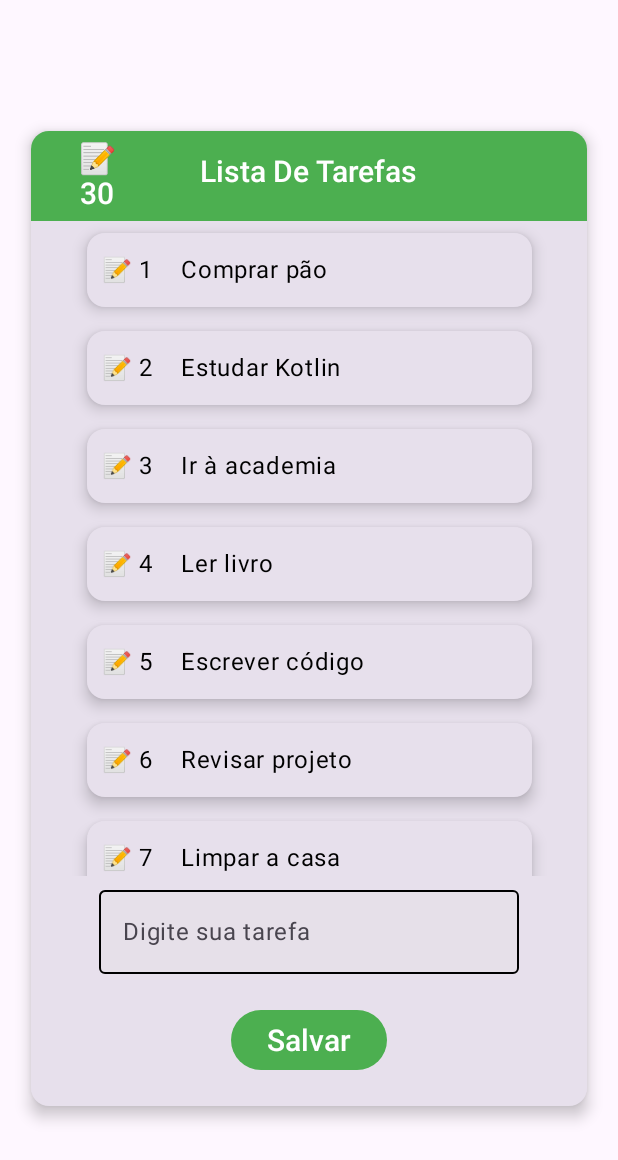
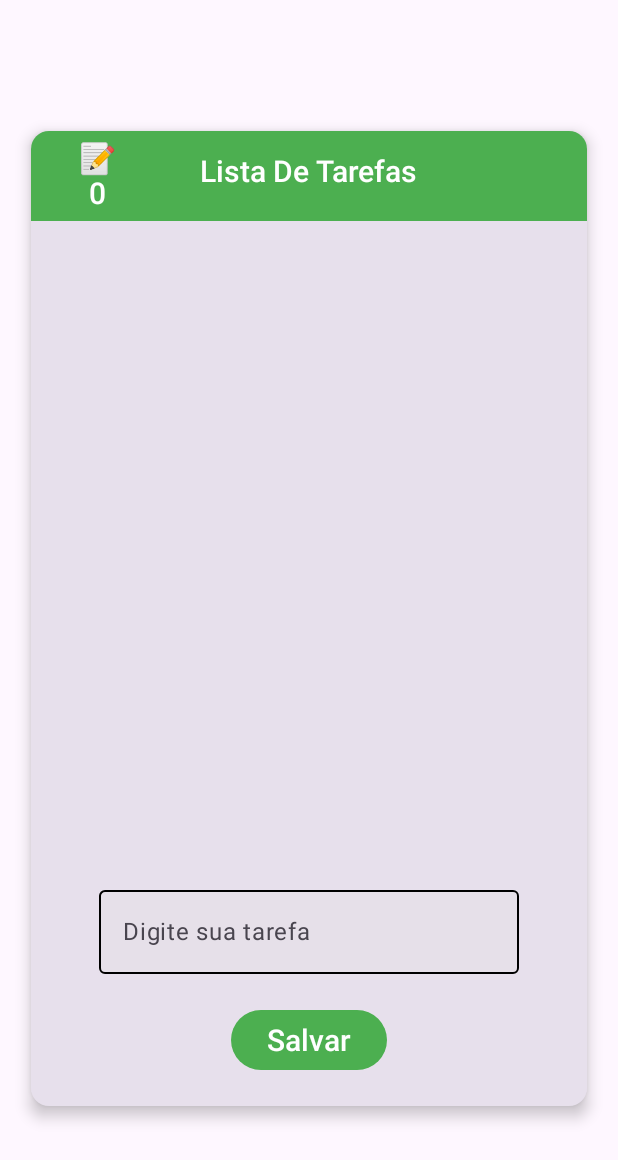
Before and after one commit to MaiconMJS/lista-de-tarefas-android, an Android app built with Jetpack Compose: the screen it shows after launch (HomeActivity), on a phone screen of 412 x 824 dp. Shown: the top 1160 px of the screen. Run offline under Robolectric (Android 15) with nearby library versions, the phone set to English and light mode, and no system bars.

Commit message:
Botão de edição modificado

```diff
--- a/app/src/main/java/com/newoverride/listadetarefas/hooks/TaskHook.kt
+++ b/app/src/main/java/com/newoverride/listadetarefas/hooks/TaskHook.kt
@@ -28,11 +28,13 @@ import kotlinx.coroutines.launch
 fun taskHook(): TaskHookModel {
     val focusManager = LocalFocusManager.current
     val context = LocalContext.current
+    val compareText = remember { mutableStateOf("") }
     val coroutineScope = rememberCoroutineScope()
     val lazyListState = rememberLazyListState()
     val pressedAllTask = remember { mutableStateOf(false) }
     val isDeleteMode = remember { mutableStateOf(false) }
     val visibilityX = remember { mutableStateOf(false) }
+    val hideButtonEditor = remember { mutableStateOf(false) }
     val allTask = remember { mutableIntStateOf(0) }
     val textFieldText = remember { mutableStateOf("") }
     val isPressed = remember { mutableStateOf(false) }
@@ -40,130 +42,7 @@ fun taskHook(): TaskHookModel {
     val indexTask = remember { mutableIntStateOf(0) }
     val messageToEditor = remember { mutableStateOf("") }
     val whatsAppPressed = remember { mutableStateOf(false) }
-    val taskList = remember {
-        mutableStateListOf<TaskModel>(
-            TaskModel(
-                id = mutableIntStateOf(1),
-                message = mutableStateOf("Comprar pão"),
-            ),
-            TaskModel(
-                id = mutableIntStateOf(2),
-                message = mutableStateOf("Estudar Kotlin"),
-            ),
-            TaskModel(
-                id = mutableIntStateOf(3),
-                message = mutableStateOf("Ir à academia"),
-            ),
-            TaskModel(
-                id = mutableIntStateOf(4),
-                message = mutableStateOf("Ler livro"),
-            ),
-            TaskModel(
-                id = mutableIntStateOf(5),
-                message = mutableStateOf("Escrever código"),
-            ),
-            TaskModel(
-                id = mutableIntStateOf(6),
-                message = mutableStateOf("Revisar projeto"),
-            ),
-            TaskModel(
-                id = mutableIntStateOf(7),
-                message = mutableStateOf("Limpar a casa"),
-            ),
-            TaskModel(
-                id = mutableIntStateOf(8),
-                message = mutableStateOf("Lavar roupa"),
-            ),
-            TaskModel(
-                id = mutableIntStateOf(9),
-                message = mutableStateOf("Fazer mercado"),
-            ),
-            TaskModel(
-                id = mutableIntStateOf(10),
-                message = mutableStateOf("Estudar Compose"),
-            ),
-            TaskModel(
-                id = mutableIntStateOf(11),
-                message = mutableStateOf("Atualizar currículo"),
-            ),
-            TaskModel(
-                id = mutableIntStateOf(12),
-                message = mutableStateOf("Planejar viagem"),
-            ),
-            TaskModel(
-                id = mutableIntStateOf(13),
-                message = mutableStateOf("Marcar médico"),
-            ),
-            TaskModel(
-                id = mutableIntStateOf(14),
-                message = mutableStateOf("Fazer backup"),
-            ),
-            TaskModel(
-                id = mutableIntStateOf(15),
-                message = mutableStateOf("Meditar"),
-            ),
-            TaskModel(
-                id = mutableIntStateOf(16),
-                message = mutableStateOf("Pagar contas"),
-            ),
-            TaskModel(
-                id = mutableIntStateOf(17),
-                message = mutableStateOf("Jogar videogame"),
-            ),
-            TaskModel(
-                id = mutableIntStateOf(18),
-                message = mutableStateOf("Estudar inglês"),
-            ),
-            TaskModel(
-                id = mutableIntStateOf(19),
-                message = mutableStateOf("Organizar fotos"),
-            ),
-            TaskModel(
-                id = mutableIntStateOf(20),
-                message = mutableStateOf("Testar app"),
-            ),
-            TaskModel(
-                id = mutableIntStateOf(21),
-                message = mutableStateOf("Cozinhar almoço"),
-            ),
-            TaskModel(
-                id = mutableIntStateOf(22),
-                message = mutableStateOf("Atualizar sistema"),
-            ),
-            TaskModel(
-                id = mutableIntStateOf(23),
-                message = mutableStateOf("Aprender React"),
-            ),
-            TaskModel(
-                id = mutableIntStateOf(24),
-                message = mutableStateOf("Jogar futebol"),
-            ),
-            TaskModel(
-                id = mutableIntStateOf(25),
-                message = mutableStateOf("Pintar quadro"),
-            ),
-            TaskModel(
-                id = mutableIntStateOf(26),
-                message = mutableStateOf("Trocar senha"),
-            ),
-            TaskModel(
-                id = mutableIntStateOf(27),
-                message = mutableStateOf("Cuidar do jardim"),
-            ),
-            TaskModel(
-                id = mutableIntStateOf(28),
-                message = mutableStateOf("Visitar amigos"),
-            ),
-            TaskModel(
-                id = mutableIntStateOf(29),
-                message = mutableStateOf("Fazer yoga"),
-            ),
-            TaskModel(
-                id = mutableIntStateOf(30),
-                message = mutableStateOf("Escrever diário"),
-            )
-        )
-    }
+    val taskList = remember { mutableStateListOf<TaskModel>() }
 
     fun animatedButton(active: MutableState<Boolean>) {
         active.value = true
@@ -312,12 +191,18 @@ fun taskHook(): TaskHookModel {
         }
     }
 
+
     val goToContent = {
         if (taskList.isNotEmpty() && !taskList[0].showCheckBox.value) {
             contentView.value = !contentView.value
             messageToEditor.value =
-                "${taskList[indexTask.intValue - 1].message.value} ${textFieldText.value}"
+                taskList[indexTask.intValue - 1].message.value + " "
+            compareText.value = messageToEditor.value
         }
+    }
+
+    LaunchedEffect(messageToEditor.value) {
+        hideButtonEditor.value = compareText.value != messageToEditor.value
     }
 
     fun arrowBack() {
@@ -332,10 +217,17 @@ fun taskHook(): TaskHookModel {
         selectAllTask(taskList)
     }
 
+    fun taskEditorDone() {
+        animatedButton(isPressed)
+        coroutineScope.launch {
+            delay(300)
+            taskList[indexTask.intValue - 1].message.value = messageToEditor.value
+            arrowBack()
+        }
+    }
+
     val taskEditorDone = {
-        animatedButton(isPressed)
-        taskList[indexTask.intValue - 1].message.value = messageToEditor.value
-        arrowBack()
+        taskEditorDone()
     }
 
     val whatsAppShare = {
@@ -348,7 +240,11 @@ fun taskHook(): TaskHookModel {
         try {
             context.startActivity(intent)
         } catch (error: ActivityNotFoundException) {
-            Toast.makeText(context, context.getString(R.string.erro), Toast.LENGTH_SHORT).show()
+            Toast.makeText(
+                context,
+                context.getString(R.string.erro) + " " + error.message,
+                Toast.LENGTH_SHORT
+            ).show()
         }
     }
 
@@ -383,6 +279,7 @@ fun taskHook(): TaskHookModel {
         taskEditorDone = taskEditorDone,
         messageToEditor = messageToEditor,
         whatsAppPressed = whatsAppPressed,
-        whatsAppShare = whatsAppShare
+        whatsAppShare = whatsAppShare,
+        hideButtonEditor = hideButtonEditor
     )
 }
--- a/app/src/main/java/com/newoverride/listadetarefas/model/TaskHookModel.kt
+++ b/app/src/main/java/com/newoverride/listadetarefas/model/TaskHookModel.kt
@@ -29,5 +29,6 @@ data class TaskHookModel(
     val taskEditorDone: () -> Unit,
     val messageToEditor: MutableState<String>,
     val whatsAppPressed: MutableState<Boolean>,
-    val whatsAppShare: () -> Unit
+    val whatsAppShare: () -> Unit,
+    val hideButtonEditor: MutableState<Boolean>
 )
--- a/app/src/main/java/com/newoverride/listadetarefas/ui/components/ButtonCustom.kt
+++ b/app/src/main/java/com/newoverride/listadetarefas/ui/components/ButtonCustom.kt
@@ -16,7 +16,6 @@ import androidx.compose.ui.draw.scale
 import androidx.compose.ui.res.stringResource
 import com.newoverride.listadetarefas.R
 import com.newoverride.listadetarefas.dimens.Dimens
-import com.newoverride.listadetarefas.ui.theme.Orange
 
 @Composable
 fun ButtonCustom(
@@ -24,11 +23,9 @@ fun ButtonCustom(
     onDelete: () -> Unit,
     isPressed: MutableState<Boolean>,
     isDeleteMode: MutableState<Boolean>,
-    contentView: MutableState<Boolean>,
-    taskEditorDone: () -> Unit
 ) {
     val scale by animateFloatAsState(
-        targetValue = if (isPressed.value) 0.9f else 1.0f,
+        targetValue = if (isPressed.value) 0.8f else 1.0f,
         animationSpec = spring(
             dampingRatio = Spring.DampingRatioMediumBouncy,
             stiffness = Spring.StiffnessMedium
@@ -41,39 +38,15 @@ fun ButtonCustom(
         .padding(bottom = Dimens.buttonBottomPadding)
 
     Button(
-        onClick = if (isDeleteMode.value) {
-            onDelete
-        } else {
-            if (contentView.value) {
-                taskEditorDone
-            } else {
-                onClick
-            }
-        },
+        onClick = if (isDeleteMode.value) onDelete else onClick,
         colors = ButtonDefaults.buttonColors(
-            containerColor = if (isDeleteMode.value) {
-                MaterialTheme.colorScheme.onSecondary
-            } else {
-                if (contentView.value) {
-                    Orange
-                } else {
-                    MaterialTheme.colorScheme.tertiary
-                }
-            }
+            containerColor = if (isDeleteMode.value) MaterialTheme.colorScheme.onSecondary else MaterialTheme.colorScheme.tertiary
         ),
         modifier = modifier
     ) {
         Text(
             text = stringResource(
-                if (isDeleteMode.value) {
-                    R.string.deletar
-                } else {
-                    if (contentView.value) {
-                        R.string.editar
-                    } else {
-                        R.string.salvar
-                    }
-                }
+                if (isDeleteMode.value) R.string.deletar else R.string.salvar
             ),
             style = MaterialTheme.typography.labelSmall
         )
--- /dev/null
+++ b/app/src/main/java/com/newoverride/listadetarefas/ui/components/ButtonEditor.kt
@@ -0,0 +1,39 @@
+package com.newoverride.listadetarefas.ui.components
+
+import androidx.compose.animation.core.Spring
+import androidx.compose.animation.core.animateFloatAsState
+import androidx.compose.animation.core.spring
+import androidx.compose.foundation.layout.padding
+import androidx.compose.material3.Button
+import androidx.compose.material3.ButtonDefaults
+import androidx.compose.material3.MaterialTheme
+import androidx.compose.material3.Text
+import androidx.compose.runtime.Composable
+import androidx.compose.runtime.MutableState
+import androidx.compose.runtime.getValue
+import androidx.compose.ui.Modifier
+import androidx.compose.ui.draw.scale
+import androidx.compose.ui.res.stringResource
+import com.newoverride.listadetarefas.R
+import com.newoverride.listadetarefas.dimens.Dimens
+import com.newoverride.listadetarefas.ui.theme.Orange
+
+@Composable
+fun ButtonEditor(
+    isPressed: MutableState<Boolean>, taskEditorDone: () -> Unit
+) {
+    val scale by animateFloatAsState(
+        targetValue = if (isPressed.value) 0.8f else 1.0f, animationSpec = spring(
+            dampingRatio = Spring.DampingRatioMediumBouncy, stiffness = Spring.StiffnessMedium
+        ), label = "spring-press-scale"
+    )
+    Button(
+        onClick = taskEditorDone,
+        modifier = Modifier
+            .scale(scale)
+            .padding(bottom = Dimens.buttonBottomPadding),
+        colors = ButtonDefaults.buttonColors(containerColor = Orange)
+    ) {
+        Text(text = stringResource(R.string.editar), style = MaterialTheme.typography.labelSmall)
+    }
+}
--- a/app/src/main/java/com/newoverride/listadetarefas/ui/components/CardCustom.kt
+++ b/app/src/main/java/com/newoverride/listadetarefas/ui/components/CardCustom.kt
@@ -48,7 +48,8 @@ fun CardCustom(
     taskEditorDone: () -> Unit,
     messageToEditor: MutableState<String>,
     whatsAppPressed: MutableState<Boolean>,
-    whatsAppShare: () -> Unit
+    whatsAppShare: () -> Unit,
+    hideButtonEditor: MutableState<Boolean>
 ) {
     Card(
         elevation = CardDefaults.cardElevation(defaultElevation = Dimens.cardElevation),
@@ -108,7 +109,8 @@ fun CardCustom(
                     .animateContentSize(),
                 horizontalAlignment = Alignment.CenterHorizontally
             ) {
-                if (!contentView.value) TextFieldCustom(
+                if (!contentView.value) {
+                    TextFieldCustom(
                         textFieldText = textFieldText,
                         addTaskDone = addTaskDone,
                     )
@@ -117,10 +119,11 @@ fun CardCustom(
                         isPressed = isPressed,
                         onDelete = onDelete,
                         isDeleteMode = isDeleteMode,
-                    contentView = contentView,
-                    taskEditorDone = taskEditorDone,
                     )
+                } else if (contentView.value && hideButtonEditor.value) {
+                    ButtonEditor(isPressed = isPressed, taskEditorDone = taskEditorDone)
                 }
             }
         }
     }
+}
--- a/app/src/main/java/com/newoverride/listadetarefas/ui/view/HomeView.kt
+++ b/app/src/main/java/com/newoverride/listadetarefas/ui/view/HomeView.kt
@@ -63,7 +63,8 @@ fun HomeView() {
                     taskEditorDone = taskHook.taskEditorDone,
                     messageToEditor = taskHook.messageToEditor,
                     whatsAppPressed = taskHook.whatsAppPressed,
-                    whatsAppShare = taskHook.whatsAppShare
+                    whatsAppShare = taskHook.whatsAppShare,
+                    hideButtonEditor = taskHook.hideButtonEditor
                 )
             }
         }
--- a/app/src/main/res/values/strings.xml
+++ b/app/src/main/res/values/strings.xml
@@ -4,7 +4,7 @@
     <string name="salvar">Salvar</string>
     <string name="deletar">Deletar</string>
     <string name="description_icon_back">Ícone de voltar</string>
-    <string name="editar">Editar</string>
+    <string name="editar">Salvar alteração</string>
     <string name="botaoWhatsApp">WhatsAppButton</string>
     <string name="erro">WhatsApp não instalado</string>
 </resources>
```
Lines whose indentation alone changed are shown as unchanged.
